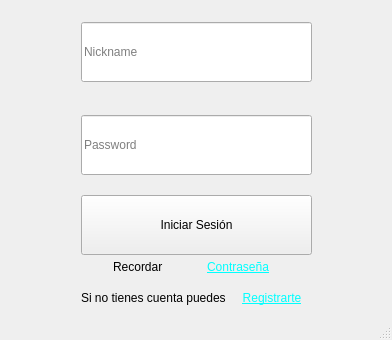
The window that mainwindow.ui (Sunimik1975/ihm_4connect) describes before a commit, drawn with Qt 5.
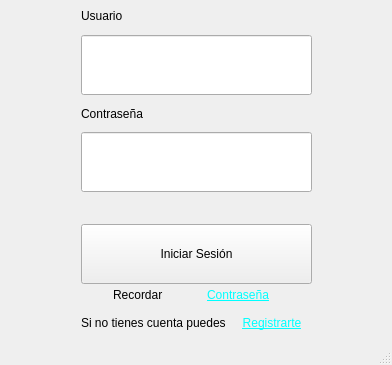
The same window after the commit.

```diff
--- a/mainwindow.ui
+++ b/mainwindow.ui
@@ -7,7 +7,7 @@
     <x>0</x>
     <y>0</y>
     <width>392</width>
-    <height>340</height>
+    <height>365</height>
    </rect>
   </property>
   <property name="sizePolicy">
@@ -23,7 +23,165 @@
    <layout class="QVBoxLayout" name="verticalLayout_2">
     <item>
      <layout class="QGridLayout" name="gridLayout_3">
-      <item row="4" column="2">
+      <item row="3" column="3">
+       <spacer name="verticalSpacer_6">
+        <property name="orientation">
+         <enum>Qt::Orientation::Vertical</enum>
+        </property>
+        <property name="sizeHint" stdset="0">
+         <size>
+          <width>20</width>
+          <height>40</height>
+         </size>
+        </property>
+       </spacer>
+      </item>
+      <item row="1" column="1">
+       <spacer name="verticalSpacer">
+        <property name="orientation">
+         <enum>Qt::Orientation::Vertical</enum>
+        </property>
+        <property name="sizeHint" stdset="0">
+         <size>
+          <width>20</width>
+          <height>40</height>
+         </size>
+        </property>
+       </spacer>
+      </item>
+      <item row="6" column="3">
+       <spacer name="verticalSpacer_4">
+        <property name="orientation">
+         <enum>Qt::Orientation::Vertical</enum>
+        </property>
+        <property name="sizeHint" stdset="0">
+         <size>
+          <width>20</width>
+          <height>40</height>
+         </size>
+        </property>
+       </spacer>
+      </item>
+      <item row="1" column="2">
+       <widget class="QLineEdit" name="nicknameLineEditM">
+        <property name="sizePolicy">
+         <sizepolicy hsizetype="Expanding" vsizetype="Fixed">
+          <horstretch>0</horstretch>
+          <verstretch>0</verstretch>
+         </sizepolicy>
+        </property>
+        <property name="minimumSize">
+         <size>
+          <width>0</width>
+          <height>0</height>
+         </size>
+        </property>
+        <property name="maximumSize">
+         <size>
+          <width>16777215</width>
+          <height>60</height>
+         </size>
+        </property>
+        <property name="placeholderText">
+         <string/>
+        </property>
+       </widget>
+      </item>
+      <item row="2" column="2">
+       <widget class="QLabel" name="label_4">
+        <property name="text">
+         <string>Contraseña</string>
+        </property>
+       </widget>
+      </item>
+      <item row="3" column="2">
+       <widget class="QLineEdit" name="passwordLineEditM">
+        <property name="sizePolicy">
+         <sizepolicy hsizetype="Expanding" vsizetype="Fixed">
+          <horstretch>0</horstretch>
+          <verstretch>0</verstretch>
+         </sizepolicy>
+        </property>
+        <property name="minimumSize">
+         <size>
+          <width>0</width>
+          <height>0</height>
+         </size>
+        </property>
+        <property name="maximumSize">
+         <size>
+          <width>16777215</width>
+          <height>60</height>
+         </size>
+        </property>
+        <property name="echoMode">
+         <enum>QLineEdit::EchoMode::Password</enum>
+        </property>
+        <property name="placeholderText">
+         <string/>
+        </property>
+       </widget>
+      </item>
+      <item row="3" column="4">
+       <spacer name="horizontalSpacer">
+        <property name="orientation">
+         <enum>Qt::Orientation::Horizontal</enum>
+        </property>
+        <property name="sizeHint" stdset="0">
+         <size>
+          <width>40</width>
+          <height>20</height>
+         </size>
+        </property>
+       </spacer>
+      </item>
+      <item row="3" column="0">
+       <spacer name="horizontalSpacer_3">
+        <property name="orientation">
+         <enum>Qt::Orientation::Horizontal</enum>
+        </property>
+        <property name="sizeHint" stdset="0">
+         <size>
+          <width>40</width>
+          <height>20</height>
+         </size>
+        </property>
+       </spacer>
+      </item>
+      <item row="0" column="2">
+       <widget class="QLabel" name="label_3">
+        <property name="text">
+         <string>Usuario</string>
+        </property>
+       </widget>
+      </item>
+      <item row="3" column="1">
+       <spacer name="verticalSpacer_5">
+        <property name="orientation">
+         <enum>Qt::Orientation::Vertical</enum>
+        </property>
+        <property name="sizeHint" stdset="0">
+         <size>
+          <width>20</width>
+          <height>40</height>
+         </size>
+        </property>
+       </spacer>
+      </item>
+      <item row="6" column="1">
+       <spacer name="verticalSpacer_3">
+        <property name="orientation">
+         <enum>Qt::Orientation::Vertical</enum>
+        </property>
+        <property name="sizeHint" stdset="0">
+         <size>
+          <width>20</width>
+          <height>40</height>
+         </size>
+        </property>
+       </spacer>
+      </item>
+      <item row="7" column="2">
        <layout class="QHBoxLayout" name="horizontalLayout_3">
         <item>
          <widget class="QLabel" name="label_2">
@@ -49,33 +207,7 @@
         </item>
        </layout>
       </item>
-      <item row="1" column="4">
-       <spacer name="horizontalSpacer">
-        <property name="orientation">
-         <enum>Qt::Orientation::Horizontal</enum>
-        </property>
-        <property name="sizeHint" stdset="0">
-         <size>
-          <width>40</width>
-          <height>20</height>
-         </size>
-        </property>
-       </spacer>
-      </item>
-      <item row="1" column="1">
-       <spacer name="verticalSpacer_5">
-        <property name="orientation">
-         <enum>Qt::Orientation::Vertical</enum>
-        </property>
-        <property name="sizeHint" stdset="0">
-         <size>
-          <width>20</width>
-          <height>40</height>
-         </size>
-        </property>
-       </spacer>
-      </item>
-      <item row="0" column="3">
+      <item row="1" column="3">
        <spacer name="verticalSpacer_2">
         <property name="orientation">
          <enum>Qt::Orientation::Vertical</enum>
@@ -88,84 +220,7 @@
         </property>
        </spacer>
       </item>
-      <item row="1" column="0">
-       <spacer name="horizontalSpacer_3">
-        <property name="orientation">
-         <enum>Qt::Orientation::Horizontal</enum>
-        </property>
-        <property name="sizeHint" stdset="0">
-         <size>
-          <width>40</width>
-          <height>20</height>
-         </size>
-        </property>
-       </spacer>
-      </item>
-      <item row="3" column="1">
-       <spacer name="verticalSpacer_3">
-        <property name="orientation">
-         <enum>Qt::Orientation::Vertical</enum>
-        </property>
-        <property name="sizeHint" stdset="0">
-         <size>
-          <width>20</width>
-          <height>40</height>
-         </size>
-        </property>
-       </spacer>
-      </item>
-      <item row="0" column="1">
-       <spacer name="verticalSpacer">
-        <property name="orientation">
-         <enum>Qt::Orientation::Vertical</enum>
-        </property>
-        <property name="sizeHint" stdset="0">
-         <size>
-          <width>20</width>
-          <height>40</height>
-         </size>
-        </property>
-       </spacer>
-      </item>
-      <item row="3" column="3">
-       <spacer name="verticalSpacer_4">
-        <property name="orientation">
-         <enum>Qt::Orientation::Vertical</enum>
-        </property>
-        <property name="sizeHint" stdset="0">
-         <size>
-          <width>20</width>
-          <height>40</height>
-         </size>
-        </property>
-       </spacer>
-      </item>
-      <item row="1" column="2">
-       <widget class="QLineEdit" name="passwordLineEditM">
-        <property name="sizePolicy">
-         <sizepolicy hsizetype="Expanding" vsizetype="Fixed">
-          <horstretch>0</horstretch>
-          <verstretch>0</verstretch>
-         </sizepolicy>
-        </property>
-        <property name="minimumSize">
-         <size>
-          <width>0</width>
-          <height>0</height>
-         </size>
-        </property>
-        <property name="maximumSize">
-         <size>
-          <width>16777215</width>
-          <height>60</height>
-         </size>
-        </property>
-        <property name="placeholderText">
-         <string>Password</string>
-        </property>
-       </widget>
-      </item>
-      <item row="3" column="2">
+      <item row="6" column="2">
        <layout class="QVBoxLayout" name="verticalLayout_4" stretch="0,0">
         <property name="spacing">
          <number>0</number>
@@ -241,41 +296,10 @@
         </item>
        </layout>
       </item>
-      <item row="1" column="3">
-       <spacer name="verticalSpacer_6">
-        <property name="orientation">
-         <enum>Qt::Orientation::Vertical</enum>
-        </property>
-        <property name="sizeHint" stdset="0">
-         <size>
-          <width>20</width>
-          <height>40</height>
-         </size>
-        </property>
-       </spacer>
-      </item>
-      <item row="0" column="2">
-       <widget class="QLineEdit" name="nicknameLineEditM">
-        <property name="sizePolicy">
-         <sizepolicy hsizetype="Expanding" vsizetype="Fixed">
-          <horstretch>0</horstretch>
-          <verstretch>0</verstretch>
-         </sizepolicy>
-        </property>
-        <property name="minimumSize">
-         <size>
-          <width>0</width>
-          <height>0</height>
-         </size>
-        </property>
-        <property name="maximumSize">
-         <size>
-          <width>16777215</width>
-          <height>60</height>
-         </size>
-        </property>
-        <property name="placeholderText">
-         <string>Nickname</string>
+      <item row="4" column="2">
+       <widget class="QLabel" name="label_5">
+        <property name="text">
+         <string/>
         </property>
        </widget>
       </item>
```
Left out of the diff: 2 changed lines with no effect on the pictures.
